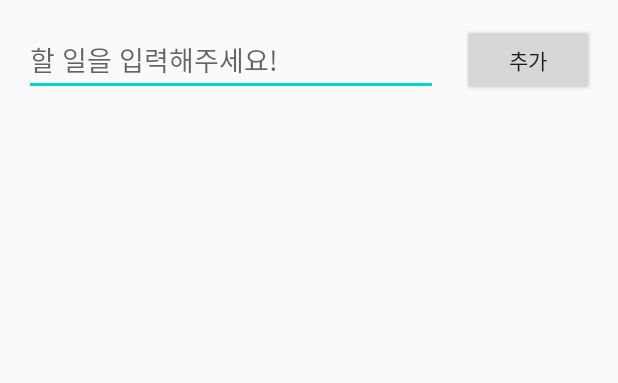
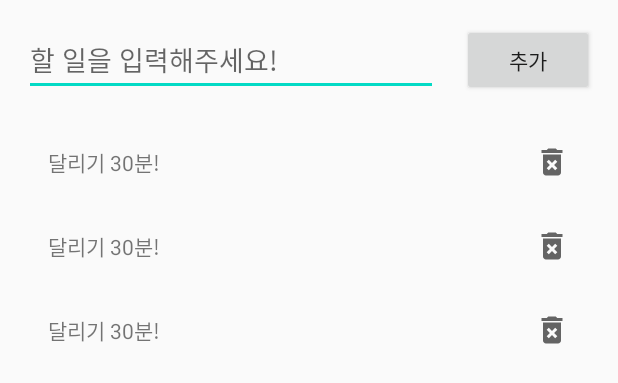
Before and after one commit to WYSIWYR/Tododo, an Android app: the layout activity_main.xml on its own in the app's theme, with its tools: preview values and no code run, on a phone screen of 412 x 824 dp. Shown: the top 383 px of the screen. Run offline under Robolectric (Android 15) with nearby library versions, the phone set to English and light mode, and no system bars.

Commit message:
Todo 앱 아이템 레이아웃 제작 Todo 앱 Todo 모델 객체 제작 Todo 앱 RecyclerView 제작 Todo 앱 ViewBinding 적용 Todo 앱 할 일 추가, 삭제, 완료 기능 구현 Todo 앱 ViewModel 적용

```diff
--- /dev/null
+++ b/app/src/main/java/com/why_group/tododo/Todo.kt
@@ -0,0 +1,4 @@
+package com.why_group.tododo
+
+// data class는 getter, setter가 자동으로 생성되고 toString 재정의를 안해도 된다.
+data class Todo(val text: String, var isDone: Boolean = false)
--- /dev/null
+++ b/app/src/main/res/drawable/ic_baseline_delete_forever_24.xml
@@ -0,0 +1,10 @@
+<vector xmlns:android="http://schemas.android.com/apk/res/android"
+    android:width="24dp"
+    android:height="24dp"
+    android:viewportWidth="24"
+    android:viewportHeight="24"
+    android:tint="?attr/colorControlNormal">
+  <path
+      android:fillColor="@android:color/white"
+      android:pathData="M6,19c0,1.1 0.9,2 2,2h8c1.1,0 2,-0.9 2,-2L18,7L6,7v12zM8.46,11.88l1.41,-1.41L12,12.59l2.12,-2.12 1.41,1.41L13.41,14l2.12,2.12 -1.41,1.41L12,15.41l-2.12,2.12 -1.41,-1.41L10.59,14l-2.13,-2.12zM15.5,4l-1,-1h-5l-1,1L5,4v2h14L19,4z" />
+</vector>
--- a/app/src/main/res/layout/activity_main.xml
+++ b/app/src/main/res/layout/activity_main.xml
@@ -17,7 +17,7 @@
         app:layout_constraintTop_toTopOf="parent" />
 
     <EditText
-        android:id="@+id/editTextTextPersonName"
+        android:id="@+id/enterTodo"
         android:layout_width="0dp"
         android:layout_height="wrap_content"
         android:layout_marginStart="16dp"
@@ -31,6 +31,7 @@
         app:layout_constraintTop_toTopOf="parent" />
 
     <androidx.recyclerview.widget.RecyclerView
+        android:id="@+id/todoList"
         android:layout_width="0dp"
         android:layout_height="0dp"
         android:layout_marginStart="16dp"
@@ -40,5 +41,6 @@
         app:layout_constraintBottom_toBottomOf="parent"
         app:layout_constraintEnd_toEndOf="parent"
         app:layout_constraintStart_toStartOf="parent"
-        app:layout_constraintTop_toBottomOf="@+id/editTextTextPersonName" />
+        app:layout_constraintTop_toBottomOf="@+id/enterTodo"
+        tools:listitem="@layout/todo_item" />
 </androidx.constraintlayout.widget.ConstraintLayout>
--- /dev/null
+++ b/app/src/main/res/layout/todo_item.xml
@@ -0,0 +1,31 @@
+<?xml version="1.0" encoding="utf-8"?>
+<androidx.constraintlayout.widget.ConstraintLayout xmlns:android="http://schemas.android.com/apk/res/android"
+    xmlns:app="http://schemas.android.com/apk/res-auto"
+    xmlns:tools="http://schemas.android.com/tools"
+    android:layout_width="match_parent"
+    android:layout_height="wrap_content">
+
+    <ImageView
+        android:id="@+id/delelteButton"
+        android:layout_width="wrap_content"
+        android:layout_height="wrap_content"
+        android:layout_marginTop="16dp"
+        android:layout_marginEnd="16dp"
+        android:layout_marginBottom="16dp"
+        app:layout_constraintBottom_toBottomOf="parent"
+        app:layout_constraintEnd_toEndOf="parent"
+        app:layout_constraintTop_toTopOf="parent"
+        app:srcCompat="@drawable/ic_baseline_delete_forever_24" />
+
+    <TextView
+        android:id="@+id/todoText"
+        android:layout_width="0dp"
+        android:layout_height="wrap_content"
+        android:layout_marginStart="16dp"
+        android:layout_marginEnd="16dp"
+        app:layout_constraintBottom_toBottomOf="parent"
+        app:layout_constraintEnd_toStartOf="@+id/delelteButton"
+        app:layout_constraintStart_toStartOf="parent"
+        app:layout_constraintTop_toTopOf="parent"
+        tools:text="달리기 30분!" />
+</androidx.constraintlayout.widget.ConstraintLayout>
```
Also changed, not shown: app/build.gradle (+9 -1 lines), app/src/main/java/com/why_group/tododo/MainActivity.kt (+87 -1 lines), app/src/main/java/com/why_group/tododo/MainViewModel.kt (added, +19 -0 lines).
